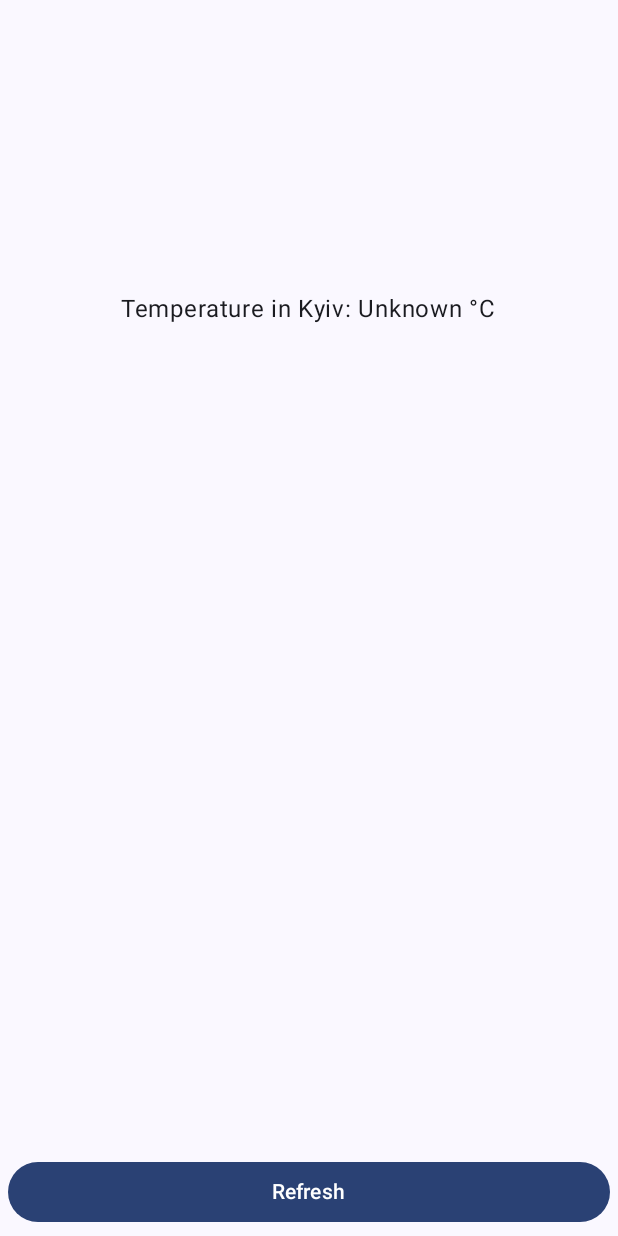
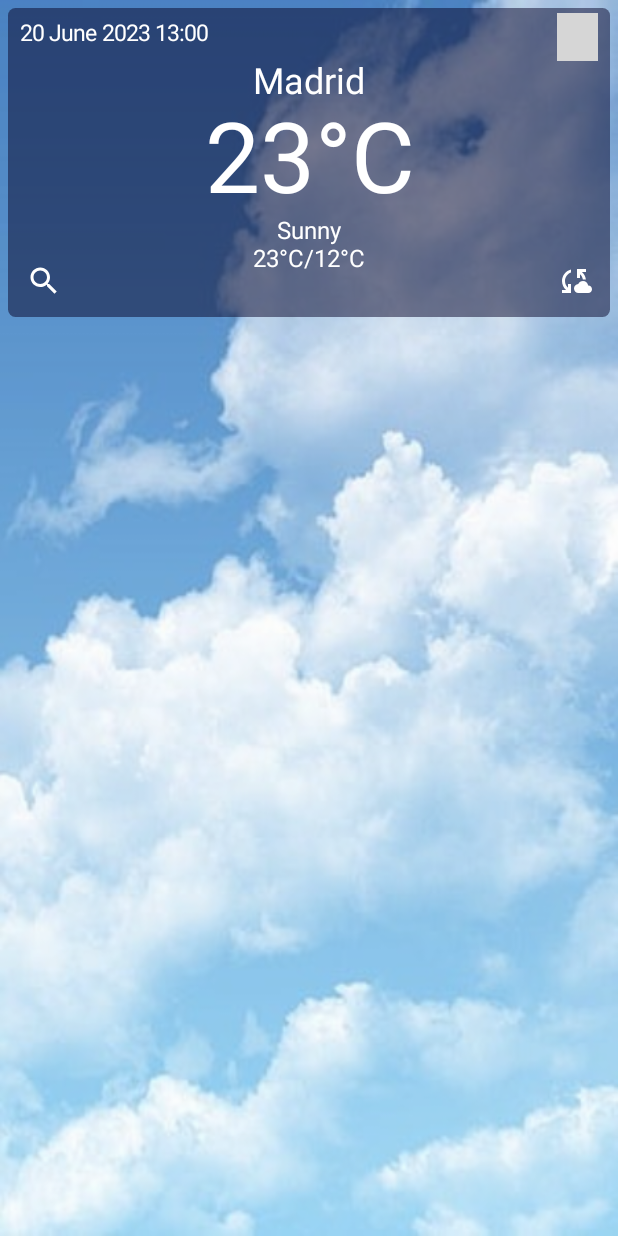
Before and after one commit to Saimone2/jetpack-weather-api, an Android app built with Jetpack Compose: the screen it shows after launch (MainActivity), on a phone screen of 412 x 824 dp. Run offline under Robolectric (Android 15) with nearby library versions, the phone set to English and light mode, and no system bars; our stand-ins replace Volley; pictures from the network do not load; grey boxes are pictures that could not be loaded.

Commit message:
development of the home page layout has begun, a weather card has been created

```diff
--- a/app/build.gradle.kts
+++ b/app/build.gradle.kts
@@ -60,6 +60,7 @@
     implementation("androidx.compose.ui:ui-graphics")
     implementation("androidx.compose.ui:ui-tooling-preview")
     implementation("androidx.compose.material3:material3")
+    implementation("io.coil-kt:coil-compose:2.0.0-rc01")
     testImplementation("junit:junit:4.13.2")
     androidTestImplementation("androidx.test.ext:junit:1.1.5")
     androidTestImplementation("androidx.test.espresso:espresso-core:3.5.1")
--- a/app/src/main/java/com/saimone/jetpack_weather_app/MainActivity.kt
+++ b/app/src/main/java/com/saimone/jetpack_weather_app/MainActivity.kt
@@ -12,8 +12,6 @@
 import androidx.compose.foundation.layout.fillMaxWidth
 import androidx.compose.foundation.layout.padding
 import androidx.compose.material3.Button
-import androidx.compose.material3.MaterialTheme
-import androidx.compose.material3.Surface
 import androidx.compose.material3.Text
 import androidx.compose.runtime.Composable
 import androidx.compose.runtime.MutableState
@@ -25,9 +23,9 @@
 import com.android.volley.Request
 import com.android.volley.toolbox.StringRequest
 import com.android.volley.toolbox.Volley
+import com.saimone.jetpack_weather_app.screens.MainScreen
 import com.saimone.jetpack_weather_app.ui.theme.JetpackweatherappTheme
 import org.json.JSONObject
-
 
 const val API_KEY = "15b2a15e17c554f4925a66f101302ca3"
 
@@ -36,12 +34,7 @@
         super.onCreate(savedInstanceState)
         setContent {
             JetpackweatherappTheme {
-                Surface(
-                    modifier = Modifier.fillMaxSize(),
-                    color = MaterialTheme.colorScheme.background
-                ) {
-                    Greeting("Kyiv", this)
-                }
+                MainScreen()
             }
         }
     }
@@ -55,18 +48,24 @@
 
     Column(modifier = Modifier.fillMaxSize()) {
         Box(
-            modifier = Modifier.fillMaxHeight(0.5f).fillMaxWidth(),
+            modifier = Modifier
+                .fillMaxHeight(0.5f)
+                .fillMaxWidth(),
             contentAlignment = Alignment.Center
         ) {
             Text(text = "Temperature in $city: ${state.value} °C")
         }
         Box(
-            modifier = Modifier.fillMaxHeight().fillMaxWidth(),
+            modifier = Modifier
+                .fillMaxHeight()
+                .fillMaxWidth(),
             contentAlignment = Alignment.BottomCenter,
         ) {
             Button(onClick = {
                 getResult(city, state, context)
-            }, modifier = Modifier.padding(5.dp).fillMaxWidth()) {
+            }, modifier = Modifier
+                .padding(5.dp)
+                .fillMaxWidth()) {
                 Text(text = "Refresh")
             }
         }
--- /dev/null
+++ b/app/src/main/java/com/saimone/jetpack_weather_app/screens/MainScreen.kt
@@ -0,0 +1,123 @@
+package com.saimone.jetpack_weather_app.screens
+
+import androidx.compose.foundation.Image
+import androidx.compose.foundation.layout.Arrangement
+import androidx.compose.foundation.layout.Column
+import androidx.compose.foundation.layout.Row
+import androidx.compose.foundation.layout.fillMaxSize
+import androidx.compose.foundation.layout.fillMaxWidth
+import androidx.compose.foundation.layout.padding
+import androidx.compose.foundation.layout.size
+import androidx.compose.foundation.shape.RoundedCornerShape
+import androidx.compose.material3.Card
+import androidx.compose.material3.CardDefaults
+import androidx.compose.material3.Icon
+import androidx.compose.material3.IconButton
+import androidx.compose.material3.Text
+import androidx.compose.runtime.Composable
+import androidx.compose.ui.Alignment
+import androidx.compose.ui.Modifier
+import androidx.compose.ui.draw.alpha
+import androidx.compose.ui.draw.shadow
+import androidx.compose.ui.graphics.Color
+import androidx.compose.ui.layout.ContentScale
+import androidx.compose.ui.res.painterResource
+import androidx.compose.ui.text.TextStyle
+import androidx.compose.ui.unit.dp
+import androidx.compose.ui.unit.sp
+import coil.compose.AsyncImage
+import com.saimone.jetpack_weather_app.R
+
+@Composable
+fun MainScreen() {
+    Image(
+        painter = painterResource(id = R.drawable.sky),
+        contentDescription = "background",
+        modifier = Modifier
+            .fillMaxSize()
+            .alpha(0.7f),
+        contentScale = ContentScale.FillBounds
+    )
+    Column(
+        modifier = Modifier
+            .fillMaxSize()
+            .padding(5.dp)
+    ) {
+        Card(
+            modifier = Modifier
+                .shadow(elevation = 0.dp)
+                .fillMaxWidth(),
+            colors = CardDefaults.cardColors(Color(R.color.transparent_blue)),
+            shape = RoundedCornerShape(5.dp)
+        ) {
+            Column(
+                modifier = Modifier.fillMaxWidth(),
+                horizontalAlignment = Alignment.CenterHorizontally
+            ) {
+                Row(
+                    modifier = Modifier.fillMaxWidth(),
+                    horizontalArrangement = Arrangement.SpaceBetween
+                ) {
+                    Text(
+                        modifier = Modifier.padding(top = 8.dp, start = 8.dp),
+                        text = "20 June 2023 13:00",
+                        style = TextStyle(fontSize = 15.sp),
+                        color = Color.White
+                    )
+                    AsyncImage(
+                        model = "https://cdn.weatherapi.com/weather/64x64/day/113.png",
+                        contentDescription = "image1",
+                        modifier = Modifier
+                            .size(35.dp)
+                            .padding(top = 3.dp, end = 8.dp)
+                    )
+                }
+                Text(
+                    text = "Madrid",
+                    style = TextStyle(fontSize = 24.sp),
+                    color = Color.White
+                )
+                Text(
+                    text = "23°С",
+                    style = TextStyle(fontSize = 65.sp),
+                    color = Color.White
+                )
+                Text(
+                    text = "Sunny",
+                    style = TextStyle(fontSize = 16.sp),
+                    color = Color.White
+                )
+                Row(
+                    modifier = Modifier.fillMaxWidth(),
+                    horizontalArrangement = Arrangement.SpaceBetween
+                ) {
+                    IconButton(
+                        onClick = {
+
+                        }) {
+                        Icon(
+                            painter = painterResource(id = R.drawable.ic_search),
+                            contentDescription = "image2",
+                            tint = Color.White
+                        )
+                    }
+                    Text(
+                        text = "23°С/12°С",
+                        style = TextStyle(fontSize = 16.sp),
+                        color = Color.White
+                    )
+                    IconButton(
+                        onClick = {
+
+                        }) {
+                        Icon(
+                            painter = painterResource(id = R.drawable.ic_sync),
+                            contentDescription = "image3",
+                            tint = Color.White
+                        )
+                    }
+                }
+            }
+        }
+    }
+}
--- /dev/null
+++ b/app/src/main/res/drawable/ic_search.xml
@@ -0,0 +1,5 @@
+<vector android:height="24dp" android:tint="#FFFFFF"
+    android:viewportHeight="24" android:viewportWidth="24"
+    android:width="24dp" xmlns:android="http://schemas.android.com/apk/res/android">
+    <path android:fillColor="@android:color/white" android:pathData="M15.5,14h-0.79l-0.28,-0.27C15.41,12.59 16,11.11 16,9.5 16,5.91 13.09,3 9.5,3S3,5.91 3,9.5 5.91,16 9.5,16c1.61,0 3.09,-0.59 4.23,-1.57l0.27,0.28v0.79l5,4.99L20.49,19l-4.99,-5zM9.5,14C7.01,14 5,11.99 5,9.5S7.01,5 9.5,5 14,7.01 14,9.5 11.99,14 9.5,14z"/>
+</vector>
--- /dev/null
+++ b/app/src/main/res/drawable/ic_sync.xml
@@ -0,0 +1,5 @@
+<vector android:height="24dp" android:tint="#FFFFFF"
+    android:viewportHeight="24" android:viewportWidth="24"
+    android:width="24dp" xmlns:android="http://schemas.android.com/apk/res/android">
+    <path android:fillColor="@android:color/white" android:pathData="M21.5,14.98c-0.02,0 -0.03,0 -0.05,0.01C21.2,13.3 19.76,12 18,12c-1.4,0 -2.6,0.83 -3.16,2.02C13.26,14.1 12,15.4 12,17c0,1.66 1.34,3 3,3l6.5,-0.02c1.38,0 2.5,-1.12 2.5,-2.5S22.88,14.98 21.5,14.98zM10,4.26v2.09C7.67,7.18 6,9.39 6,12c0,1.77 0.78,3.34 2,4.44V14h2v6H4v-2h2.73C5.06,16.54 4,14.4 4,12C4,8.27 6.55,5.15 10,4.26zM20,6h-2.73c1.43,1.26 2.41,3.01 2.66,5l-2.02,0C17.68,9.64 16.98,8.45 16,7.56V10h-2V4h6V6z"/>
+</vector>
--- a/app/src/main/res/values/colors.xml
+++ b/app/src/main/res/values/colors.xml
@@ -7,4 +7,5 @@
     <color name="teal_700">#FF018786</color>
     <color name="black">#FF000000</color>
     <color name="white">#FFFFFFFF</color>
+    <color name="transparent_blue">#6603A9F4</color>
 </resources>
```
Also changed, not shown: app/src/main/res/drawable/sky.jpg (added), app/src/main/res/sky-background/pexels-darius-krause-2931915.jpg (added).
